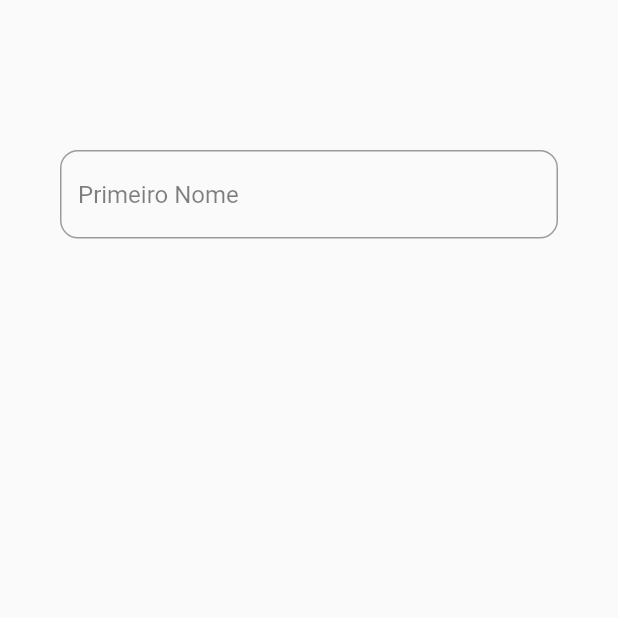
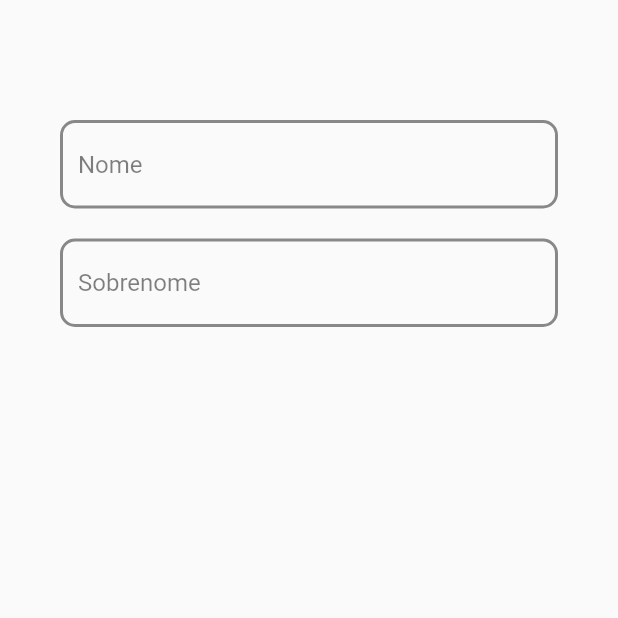
Before and after one commit to FabioZvir/care_time, a Flutter app: the screen it shows after launch, on a phone screen of 412 x 824 dp, the top half of it. Run offline on Flutter 3.47's test engine with Material 2 defaults, Android fonts, the phone set to English and light mode, and no system bars.

Commit message:
updt: inserindo inpunt_form

```diff
--- a/lib/cadastro_page/cadastro_page.dart
+++ /dev/null
@@ -1,33 +0,0 @@
-import 'package:flutter/material.dart';
-
-class CadastrOpage extends StatefulWidget {
-  const CadastrOpage({Key? key}) : super(key: key);
-
-  @override
-  State<CadastrOpage> createState() => _CadastrOpageState();
-}
-
-class _CadastrOpageState extends State<CadastrOpage> {
-  @override
-  Widget build(BuildContext context) {
-    return Column(
-      children: [
-        Builder(builder: (context) {
-          return Padding(
-            padding: const EdgeInsets.symmetric(vertical: 100, horizontal: 40),
-            child: TextFormField(
-              decoration: InputDecoration(
-                  border: OutlineInputBorder(
-                    borderRadius: BorderRadius.all(
-                      Radius.circular(12),
-                    ),
-                  ),
-                  hintText: "Primeiro Nome",
-                  hintStyle: TextStyle(color: Color.fromRGBO(0, 0, 0, 0.5))),
-            ),
-          );
-        })
-      ],
-    );
-  }
-}
--- /dev/null
+++ b/lib/communs/input_form/input_form.dart
@@ -0,0 +1,44 @@
+import 'package:flutter/material.dart';
+
+class InputForm extends StatelessWidget {
+  final String? text;
+  const InputForm({Key? key, required this.text}) : super(key: key);
+
+  @override
+  Widget build(BuildContext context) {
+    return Form(
+      child: TextFormField(
+        decoration: InputDecoration(
+            enabledBorder: const OutlineInputBorder(
+              borderRadius: BorderRadius.all(
+                Radius.circular(10),
+              ),
+              borderSide: BorderSide(
+                color: Color.fromARGB(116, 0, 0, 1),
+                width: 2,
+              ),
+            ),
+            disabledBorder: const OutlineInputBorder(
+              borderRadius: BorderRadius.all(
+                Radius.circular(12),
+              ),
+              borderSide: BorderSide(
+                color: Color.fromARGB(116, 0, 0, 1),
+                width: 2,
+              ),
+            ),
+            focusedBorder: const OutlineInputBorder(
+              borderRadius: BorderRadius.all(
+                Radius.circular(12),
+              ),
+              borderSide: BorderSide(
+                color: Color.fromARGB(193, 0, 0, 1),
+                width: 2,
+              ),
+            ),
+            hintText: text,
+            hintStyle: const TextStyle(color: Color.fromRGBO(0, 0, 0, 0.5))),
+      ),
+    );
+  }
+}
--- a/lib/main.dart
+++ b/lib/main.dart
@@ -1,5 +1,5 @@
 import 'package:flutter/material.dart';
-import 'package:flutter_application_1/cadastro_page/cadastro_page.dart';
+import 'package:flutter_application_1/pages/cadastro_page/cadastro_page.dart';
 
 void main() {
   runApp(const MyApp());
--- /dev/null
+++ b/lib/pages/cadastro_page/cadastro_page.dart
@@ -0,0 +1,32 @@
+import 'package:flutter/material.dart';
+import 'package:flutter_application_1/communs/input_form/input_form.dart';
+
+class CadastrOpage extends StatefulWidget {
+  const CadastrOpage({Key? key}) : super(key: key);
+
+  @override
+  State<CadastrOpage> createState() => _CadastrOpageState();
+}
+
+class _CadastrOpageState extends State<CadastrOpage> {
+  @override
+  Widget build(BuildContext context) {
+    return Builder(builder: (context) {
+      return Column(
+        children: const <Widget>[
+          Padding(
+            padding: EdgeInsets.fromLTRB(40, 80, 40, 10),
+            child: InputForm(
+              text: "Nome",
+            ),
+          ),
+          Padding(
+              padding: EdgeInsets.symmetric(vertical: 10, horizontal: 40),
+              child: InputForm(
+                text: "Sobrenome",
+              )),
+        ],
+      );
+    });
+  }
+}
```
